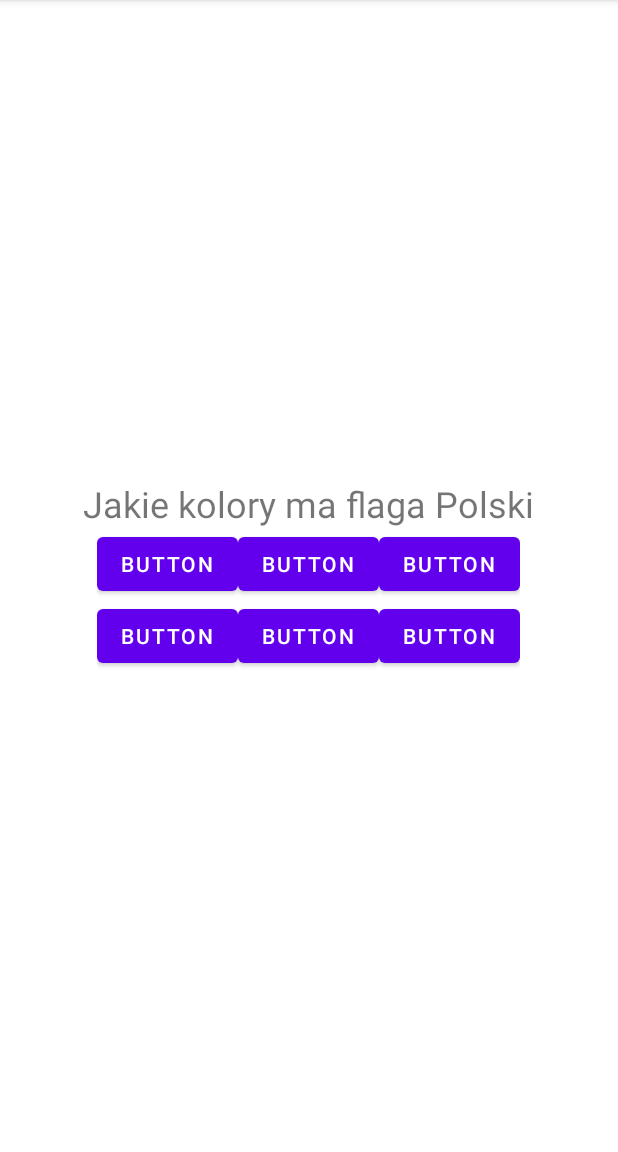
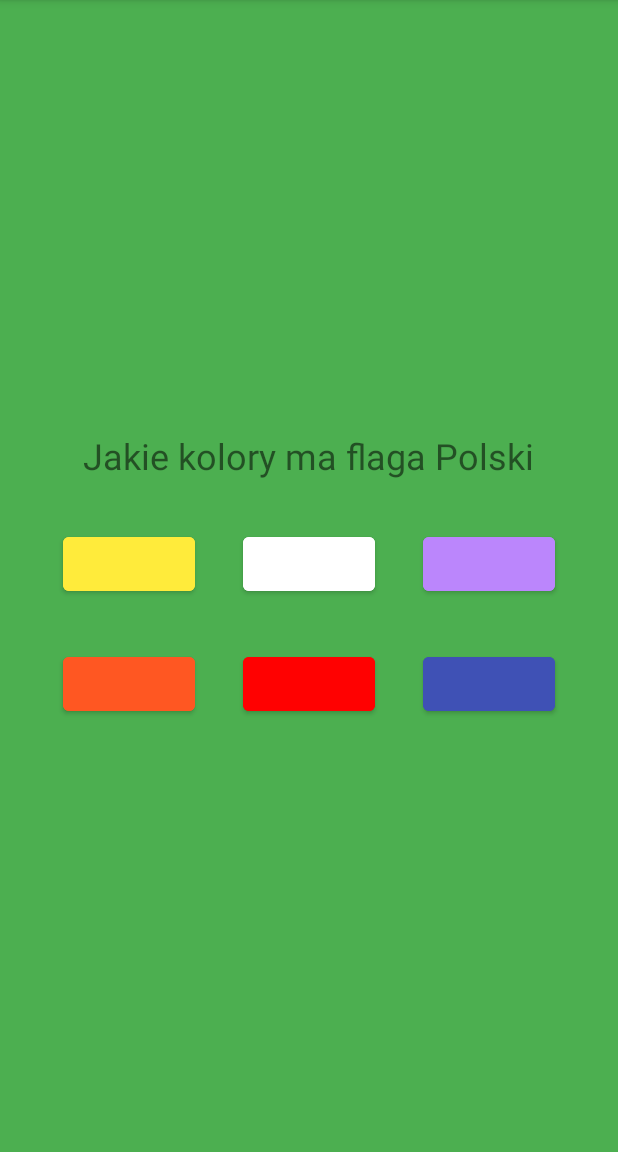
Before and after one commit to Milosz463/FlagiAndroid, an Android app: the screen it shows after launch (MainActivity), on a phone screen of 412 x 824 dp, the part 84-1236 px from its top. Run offline under Robolectric (Android 15) with nearby library versions, the phone set to English and light mode, and no system bars.

Commit message:
obsluzone pytanie

```diff
--- a/app/build.gradle
+++ b/app/build.gradle
@@ -4,12 +4,12 @@ plugins {
 
 android {
     namespace 'com.example.flagi'
-    compileSdk 32
+    compileSdk 34
 
     defaultConfig {
         applicationId "com.example.flagi"
         minSdk 26
-        targetSdk 32
+        targetSdk 34
         versionCode 1
         versionName "1.0"
 
@@ -30,7 +30,7 @@ android {
 
 dependencies {
 
-    implementation 'androidx.appcompat:appcompat:1.7.0'
+    implementation 'androidx.appcompat:appcompat:1.6.0'
     implementation 'com.google.android.material:material:1.12.0'
     implementation 'androidx.constraintlayout:constraintlayout:2.1.4'
     testImplementation 'junit:junit:4.13.2'
--- a/app/src/main/java/com/example/flagi/MainActivity.java
+++ b/app/src/main/java/com/example/flagi/MainActivity.java
@@ -3,12 +3,34 @@ package com.example.flagi;
 import androidx.appcompat.app.AppCompatActivity;
 
 import android.os.Bundle;
+import android.view.View;
+import android.widget.Button;
+import android.widget.TextView;
+import android.widget.Toast;
 
 public class MainActivity extends AppCompatActivity {
+    private int licznik = 0;
+    private int pomylki = 0;
+    private TextView textView;
 
     @Override
     protected void onCreate(Bundle savedInstanceState) {
         super.onCreate(savedInstanceState);
         setContentView(R.layout.activity_main);
+        textView = findViewById(R.id.textView);
+    }
+
+    public void zlaOdpowiedz(View view) {
+        pomylki++;
+        Toast.makeText(this, "ten kolor jest we fladze polski", Toast.LENGTH_SHORT).show();
+    }
+
+    public void dobraOdpowiedz(View view) {
+        view.setVisibility(View.INVISIBLE);
+        licznik++;
+
+        if (licznik == 4) {
+           textView.setText("To jest flaga Polski, pomysliles sie tyle razy "+pomylki);
+        }
     }
 }
--- a/app/src/main/res/layout/activity_main.xml
+++ b/app/src/main/res/layout/activity_main.xml
@@ -6,12 +6,15 @@
     android:layout_height="match_parent"
     android:orientation="vertical"
     android:gravity="center"
+    android:background="#4CAF50"
     tools:context=".MainActivity">
 
     <TextView
+         android:id="@+id/textView"
         android:layout_width="wrap_content"
         android:layout_height="wrap_content"
         android:textSize="24sp"
+        android:layout_margin="16dp"
         android:text="Jakie kolory ma flaga Polski" />
 
     <LinearLayout
@@ -23,19 +26,28 @@
             android:id="@+id/button"
             android:layout_width="wrap_content"
             android:layout_height="wrap_content"
-            android:text="Button" />
+            android:layout_margin="16dp"
+            android:onClick="dobraOdpowiedz"
+            android:backgroundTint="#FFEB3B"
+           />
 
         <Button
             android:id="@+id/button2"
             android:layout_width="wrap_content"
             android:layout_height="wrap_content"
-            android:text="Button" />
+            android:layout_margin="16dp"
+            android:onClick="zlaOdpowiedz"
+            android:backgroundTint="@color/white"
+             />
 
         <Button
             android:id="@+id/button3"
             android:layout_width="wrap_content"
             android:layout_height="wrap_content"
-            android:text="Button" />
+            android:layout_margin="16dp"
+            android:onClick="dobraOdpowiedz"
+            android:backgroundTint="@color/purple_200"
+             />
 
     </LinearLayout>
 
@@ -48,22 +60,29 @@
             android:id="@+id/button7"
             android:layout_width="wrap_content"
             android:layout_height="wrap_content"
-            android:layout_weight="1"
-            android:text="Button" />
+            android:layout_margin="16dp"
+            android:onClick="dobraOdpowiedz"
+            android:backgroundTint="#FF5722"
+
+             />
 
         <Button
             android:id="@+id/button8"
             android:layout_width="wrap_content"
             android:layout_height="wrap_content"
-            android:layout_weight="1"
-            android:text="Button" />
+            android:layout_margin="16dp"
+            android:onClick="zlaOdpowiedz"
+            android:backgroundTint="#FF0101"
+             />
 
         <Button
             android:id="@+id/button9"
             android:layout_width="wrap_content"
             android:layout_height="wrap_content"
-            android:layout_weight="1"
-            android:text="Button" />
+            android:layout_margin="16dp"
+            android:onClick="dobraOdpowiedz"
+            android:backgroundTint="#3F51B5"
+             />
     </LinearLayout>
 
 </LinearLayout>
```
